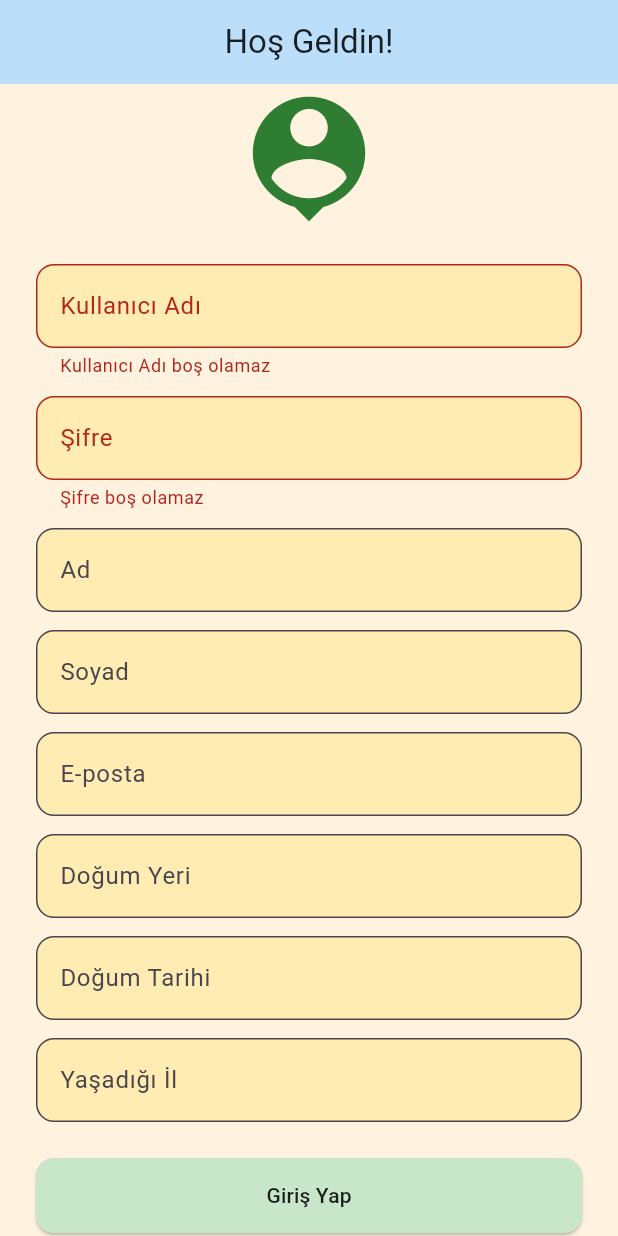
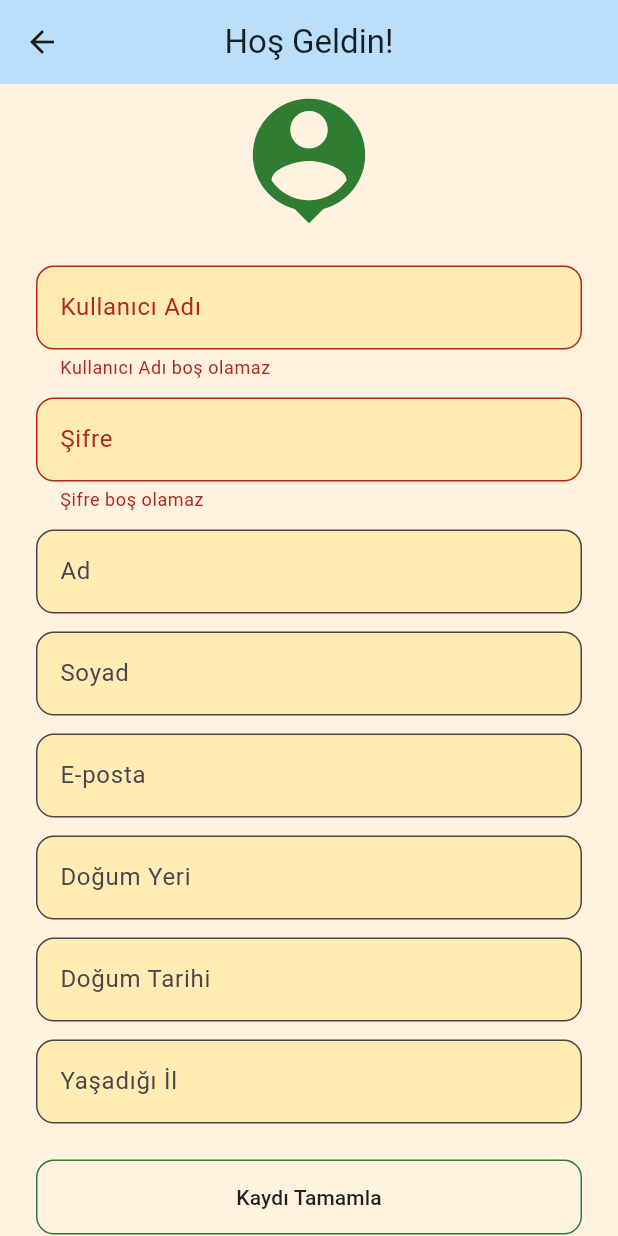
Before and after one commit to berfink0rkmaz/math_game_for_kids, a Flutter app: the screen it shows after launch, after a tap on "Giriş Yap", after a tap on "Hesap Oluştur", on a phone screen of 412 x 824 dp. Run offline on Flutter 3.47's test engine with Material 3 defaults, Android fonts, the phone set to English and light mode, and no system bars; our stand-ins replace shared_preferences.

Commit message:
last commit

```diff
--- a/lib/pages/login_page.dart
+++ b/lib/pages/login_page.dart
@@ -79,6 +79,16 @@
     return Scaffold(
       backgroundColor: const Color(0xFFFFF3E0),
       appBar: AppBar(
+        leading: _isCreatingAccount
+            ? IconButton(
+          icon: const Icon(Icons.arrow_back),
+          onPressed: () {
+            setState(() {
+              _isCreatingAccount = false;
+            });
+          },
+        )
+            : null,
         title: const Text("Hoş Geldin!"),
         centerTitle: true,
         backgroundColor: const Color(0xFFBBDEFB),
@@ -140,6 +150,7 @@
                   const SizedBox(height: 24),
                 ],
 
+                if (!_isCreatingAccount)
                   ElevatedButton(
                     style: ElevatedButton.styleFrom(
                       backgroundColor: const Color(0xFFC8E6C9),
@@ -152,7 +163,7 @@
                     onPressed: _validateLogin,
                     child: const Text("Giriş Yap"),
                   ),
-                const SizedBox(height: 12),
+                if (!_isCreatingAccount) const SizedBox(height: 12),
 
                 OutlinedButton(
                   style: OutlinedButton.styleFrom(
@@ -174,8 +185,7 @@
     );
   }
 
-  Widget _buildTextField(String label, TextEditingController controller,
-      {bool obscure = false}) {
+  Widget _buildTextField(String label, TextEditingController controller, {bool obscure = false}) {
     return TextFormField(
       controller: controller,
       obscureText: obscure,
```
Lines whose indentation alone changed are shown as unchanged.
